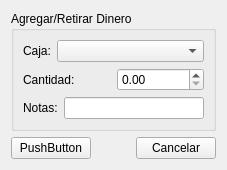
First picture: the form in trunk/plugins/caja/FormRetiroIngresoBase.ui, repository chungote/gestotux, before the edit.
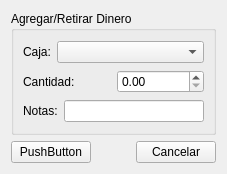
Second picture: the form after the edit.

What changed in the file:
```diff
--- a/trunk/plugins/caja/FormRetiroIngresoBase.ui
+++ b/trunk/plugins/caja/FormRetiroIngresoBase.ui
@@ -7,7 +7,7 @@
     <x>0</x>
     <y>0</y>
     <width>227</width>
-    <height>159</height>
+    <height>174</height>
    </rect>
   </property>
   <property name="windowTitle">
@@ -51,7 +51,11 @@
          </widget>
         </item>
         <item>
-         <widget class="QDoubleSpinBox" name="DSBCantidad"/>
+         <widget class="QDoubleSpinBox" name="DSBCantidad">
+          <property name="maximum">
+           <double>999999999.990000009536743</double>
+          </property>
+         </widget>
         </item>
        </layout>
       </item>
```
